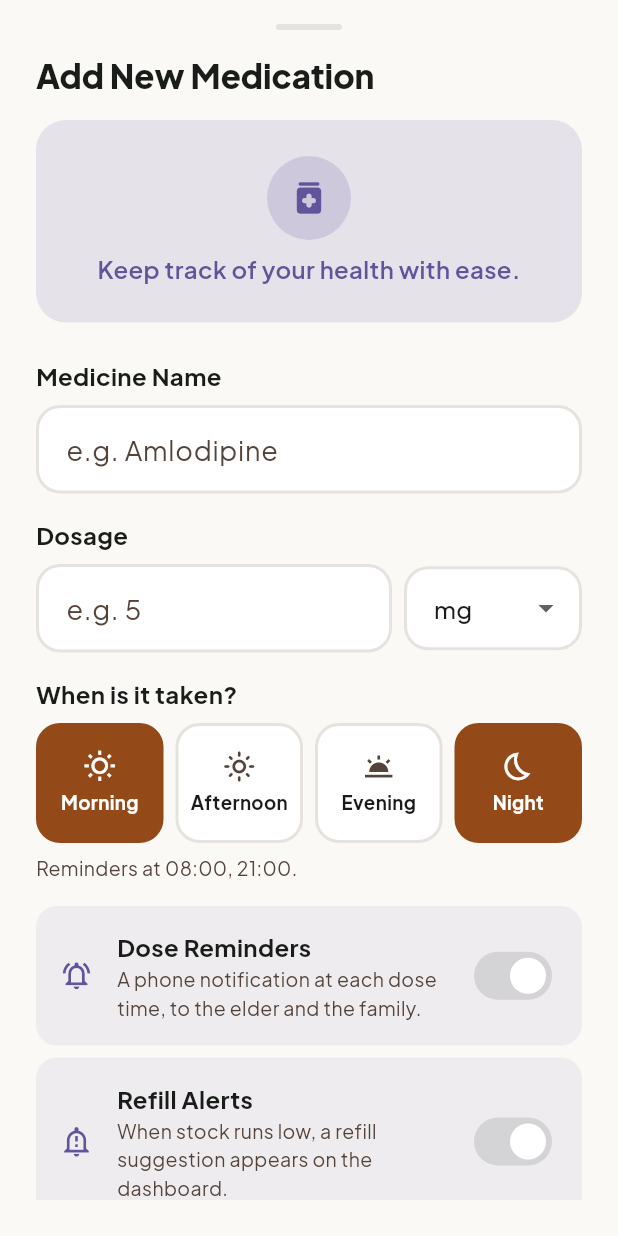
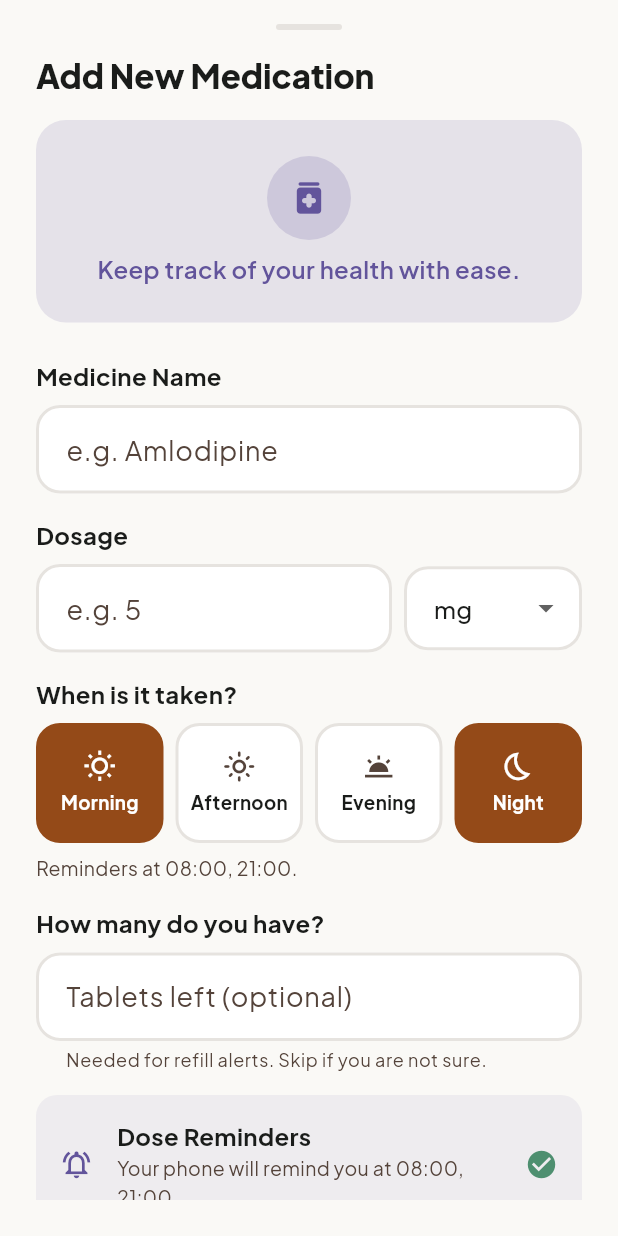
Before and after one commit to MADEMSanjanaSarvani/Elder-Care, a Flutter app: the _AddMedicationSheet widget shown alone on an empty page, opened directly, on a phone screen of 412 x 824 dp. Run offline on Flutter 3.47's test engine with Material 3 defaults, Android fonts, the phone set to English and light mode, and no system bars; our stand-ins replace connectivity_plus, file_picker, firebase_core, firebase_messaging, fl_chart, flutter_local_notifications and 9 more; missing offline and left inert: agora_rtc_engine; accounts and stored records are empty; network calls fail.

Commit message:
Make the two toggles tell the truth, and give Refill Alerts something to alert on
Both rows on Add Medication ended in `Switch(value: true, onChanged: null)`.
A disabled switch renders grey, so both read as OFF — telling somebody their
medicine reminders were switched off when they were in fact always on — and
tapping did nothing, because there was never a setting behind them. A control
that cannot be operated should not look like a control.

They are statements about what the app does, so they now look like statements:
a tick or a dash, and copy computed from what the form actually contains. Pick
no part of the day and Dose Reminders says so plainly — "no times chosen, so
nothing will be sent" — instead of showing a switch in a position that means
nothing.

Refill Alerts was worse than cosmetic. It promised "when stock runs low, a
refill suggestion appears" — but nothing in this sheet ever created a stock
row, so for every medicine added here the answer was never. The promise had
nothing behind it.

So the sheet now asks how many you have. Optional, because plenty of people
genuinely don't know, and in that case the row says refill alerts are off
rather than pretending. Given a count it writes the stock row and warns at a
fifth of the pack or a week's worth, whichever is larger — a fixed threshold is
wrong at both ends, too late for four-a-day and far too early for a monthly
tablet.

addMedication now returns the new id so the stock row can be attached to it.

Co-Authored-By: Claude Opus 5 <noreply@anthropic.com>
Claude-Session: https://claude.ai/code/session_01S5DTGMKeQG9VnPQnqENAW4

```diff
--- a/apps/family_elder_app/lib/core/app_build.dart
+++ b/apps/family_elder_app/lib/core/app_build.dart
@@ -4,4 +4,4 @@
 /// install actually update?" ambiguity.
 ///
 /// Keep it in sync with pubspec `version:`.
-const String kAppBuildLabel = 'v0.7.1 · build 59 · 31 Jul';
+const String kAppBuildLabel = 'v0.7.1 · build 60 · 31 Jul';
--- a/apps/family_elder_app/lib/features/medications/data/medications_repository.dart
+++ b/apps/family_elder_app/lib/features/medications/data/medications_repository.dart
@@ -21,20 +21,22 @@ class MedicationsRepository {
         .order('created_at');
   }
 
-  Future<void> addMedication({
+  /// Returns the new medication's id so the caller can attach stock to it.
+  Future<String> addMedication({
     required String elderId,
     required String name,
     required String dosage,
     required List<String> times,
     required String addedBy,
   }) async {
-    await _client.from('elder_medications').insert({
+    final row = await _client.from('elder_medications').insert({
       'elder_id': elderId,
       'name': name,
       'dosage': dosage,
       'schedule': {'times': times},
       'added_by': addedBy,
-    });
+    }).select('id').single();
+    return row['id'] as String;
   }
 
   /// Cancels pending future doses and logs a timeline event server-side
--- a/apps/family_elder_app/lib/features/medications/presentation/medications_screen.dart
+++ b/apps/family_elder_app/lib/features/medications/presentation/medications_screen.dart
@@ -106,13 +106,26 @@ class MedicationsScreen extends ConsumerWidget {
     if (userId == null) return;
 
     try {
-      await MedicationsRepository(client).addMedication(
+      final repo = MedicationsRepository(client);
+      final medicationId = await repo.addMedication(
         elderId: elderId,
         name: result.name.trim(),
         dosage: result.dosage,
         times: result.times,
         addedBy: userId,
       );
+      // Only when a count was given. Inventing a starting quantity would make
+      // the refill warning fire on a schedule that has nothing to do with the
+      // actual strip.
+      final onHand = result.stockOnHand;
+      if (onHand != null) {
+        await repo.setStock(
+          medicationId: medicationId,
+          quantityOnHand: onHand,
+          unit: 'tablets',
+          refillThreshold: _AddMedicationSheetState._refillThresholdFor(onHand),
+        );
+      }
       ref.invalidate(_medicationsProvider(elderId));
     } catch (err) {
       if (context.mounted) {
@@ -123,10 +136,14 @@ class MedicationsScreen extends ConsumerWidget {
 }
 
 class _AddMedResult {
-  const _AddMedResult(this.name, this.dosage, this.times);
+  const _AddMedResult(this.name, this.dosage, this.times, this.stockOnHand);
   final String name;
   final String dosage;
   final List<String> times;
+
+  /// Null when the person didn't know or didn't say — in which case no stock
+  /// row is created and the form says plainly that refill alerts are off.
+  final double? stockOnHand;
 }
 
 /// Add-medication form built to match the Stitch `add_medication` design
@@ -151,6 +168,10 @@ class _AddMedicationSheet extends StatefulWidget {
 class _AddMedicationSheetState extends State<_AddMedicationSheet> {
   final _name = TextEditingController();
   final _dosageAmount = TextEditingController();
+  /// How many are in the strip or bottle right now. Optional, but without it
+  /// there is no stock row and "Refill Alerts" can never fire — which is why
+  /// that promise was empty for every medicine added through this sheet.
+  final _stockOnHand = TextEditingController();
   String _dosageUnit = 'mg';
 
   /// Which parts of the day this medicine is taken. Replaces a
@@ -202,7 +223,21 @@ class _AddMedicationSheetState extends State<_AddMedicationSheet> {
   void dispose() {
     _name.dispose();
     _dosageAmount.dispose();
+    _stockOnHand.dispose();
     super.dispose();
+  }
+
+  double? get _stockCount {
+    final value = double.tryParse(_stockOnHand.text.trim());
+    return value != null && value > 0 ? value : null;
+  }
+
+  /// Warn with roughly a week left, or a fifth of the pack, whichever is
+  /// larger. A fixed number would be wrong at both ends — a warning at 5 is
+  /// too late for four-a-day and far too early for a monthly tablet.
+  static double _refillThresholdFor(double onHand) {
+    final fifth = onHand / 5;
+    return fifth < 5 ? 5 : fifth.roundToDouble();
   }
 
   String get _dosage {
@@ -341,21 +376,46 @@ class _AddMedicationSheetState extends State<_AddMedicationSheet> {
             //
             // What actually happens is a push notification, dispatched by
             // reminders-dispatch-sweep. So that is what it now says.
-            _autoFeatureRow(Icons.notifications_active_outlined,
-                'Dose Reminders',
-                'A phone notification at each dose time, to the elder and the '
-                    'family.'),
+            const Text('How many do you have?',
+                style: TextStyle(fontWeight: FontWeight.w700)),
             const SizedBox(height: SetuSpacing.sm),
-            _autoFeatureRow(Icons.notification_important_outlined,
-                'Refill Alerts',
-                'When stock runs low, a refill suggestion appears on the '
-                    'dashboard.'),
+            TextField(
+              controller: _stockOnHand,
+              keyboardType: TextInputType.number,
+              onChanged: (_) => setState(() {}),
+              decoration: const InputDecoration(
+                labelText: 'Tablets left (optional)',
+                helperText: 'Needed for refill alerts. Skip if you are not sure.',
+                helperMaxLines: 2,
+              ),
+            ),
+            const SizedBox(height: SetuSpacing.md),
+            _autoFeatureRow(
+              Icons.notifications_active_outlined,
+              'Dose Reminders',
+              times.isEmpty
+                  ? 'No times chosen, so nothing will be sent. Pick a part of '
+                      'the day above.'
+                  : 'Your phone will remind you at ${times.join(', ')}.',
+              on: times.isNotEmpty,
+            ),
+            const SizedBox(height: SetuSpacing.sm),
+            _autoFeatureRow(
+              Icons.notification_important_outlined,
+              'Refill Alerts',
+              _stockCount == null
+                  ? 'Enter how many you have and CareHive will warn you before '
+                      'they run out.'
+                  : 'A warning appears once you are down to '
+                      '${_refillThresholdFor(_stockCount!).toStringAsFixed(0)}.',
+              on: _stockCount != null,
+            ),
             const SizedBox(height: SetuSpacing.lg),
             SizedBox(
               width: double.infinity,
               child: FilledButton.icon(
                 onPressed: () => Navigator.of(context)
-                    .pop(_AddMedResult(_name.text, _dosage, times)),
+                    .pop(_AddMedResult(_name.text, _dosage, times, _stockCount)),
                 icon: const Icon(Icons.add_circle_outline),
                 label: const Text('Add Medicine'),
               ),
@@ -406,7 +466,23 @@ class _AddMedicationSheetState extends State<_AddMedicationSheet> {
     );
   }
 
-  Widget _autoFeatureRow(IconData icon, String title, String subtitle) {
+  /// A statement about what CareHive will do, not a setting.
+  ///
+  /// These rows used to end in `Switch(value: true, onChanged: null)`. A
+  /// disabled switch renders grey, so both read as OFF — telling somebody
+  /// their medicine reminders were switched off when they were always on — and
+  /// tapping them did nothing, because there was never a setting behind them.
+  /// A control that cannot be operated should not look like a control.
+  ///
+  /// Now it shows the real state: [on] is computed from what the form actually
+  /// contains, so the row changes as you fill it in.
+  Widget _autoFeatureRow(
+    IconData icon,
+    String title,
+    String subtitle, {
+    required bool on,
+  }) {
+    final colour = on ? SetuColors.verifiedLight : SetuColors.mutedLight;
     return Container(
       padding: const EdgeInsets.all(SetuSpacing.md),
       decoration: BoxDecoration(
@@ -429,7 +505,9 @@ class _AddMedicationSheetState extends State<_AddMedicationSheet> {
               ],
             ),
           ),
-          const Switch(value: true, onChanged: null),
+          const SizedBox(width: SetuSpacing.sm),
+          Icon(on ? Icons.check_circle : Icons.remove_circle_outline,
+              color: colour, size: 22),
         ],
       ),
     );
--- a/apps/family_elder_app/pubspec.yaml
+++ b/apps/family_elder_app/pubspec.yaml
@@ -4,7 +4,7 @@ description: >
   (PRD Part 3 §17/§18): family mode (dashboard, booking, consent
   management) and elder mode (large-text, voice-first, three-action home).
 publish_to: "none"
-version: 0.7.1+59
+version: 0.7.1+60
 
 environment:
   sdk: ">=3.4.0 <4.0.0"
```
